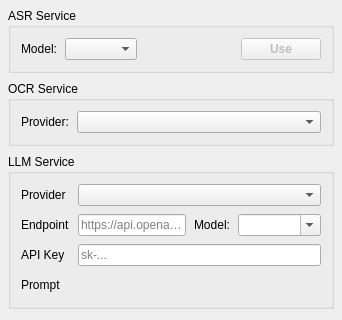
Before: the Qt Designer form src/asr_setting_widget.ui in xiaodaxia-2008/TalkInput, drawn with Qt 5; both pictures show x 0 to 342 and y 0 to 320 of the 342 by 480 pixel window.
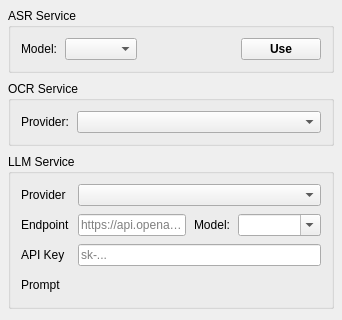
After: the same form once the commit is applied.

Commit message: ui: set useButton enabled to true

What changed in the file:
```diff
--- a/src/asr_setting_widget.ui
+++ b/src/asr_setting_widget.ui
@@ -84,7 +84,7 @@
         <item>
          <widget class="QPushButton" name="useButton">
           <property name="enabled">
-           <bool>false</bool>
+           <bool>true</bool>
           </property>
           <property name="styleSheet">
            <string>font-weight: bold;</string>
```
